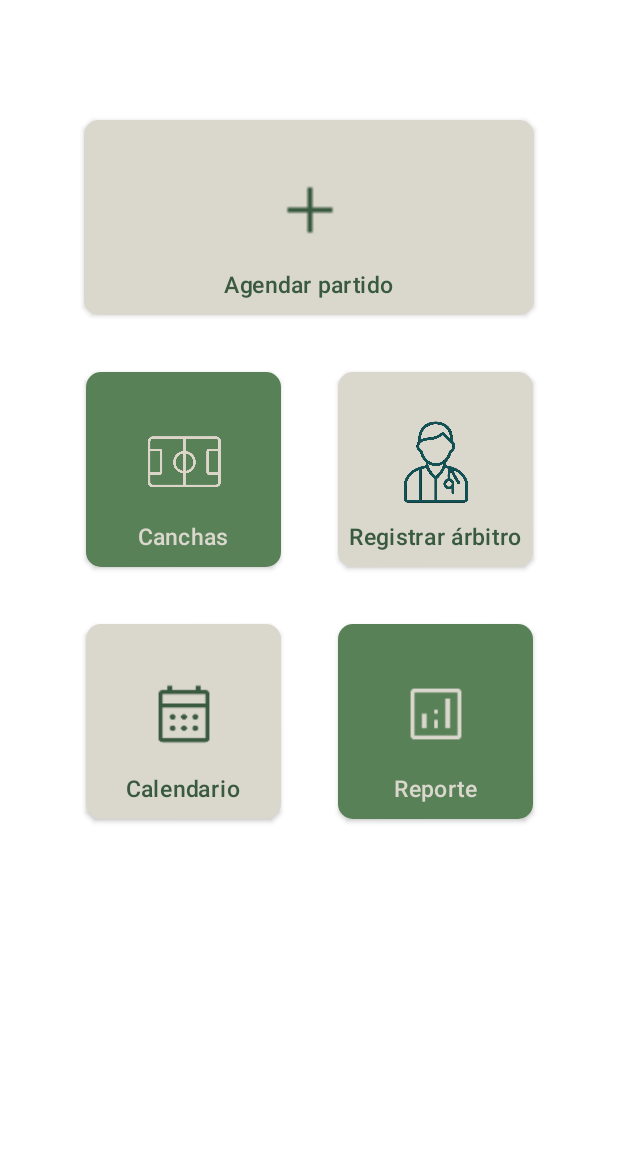
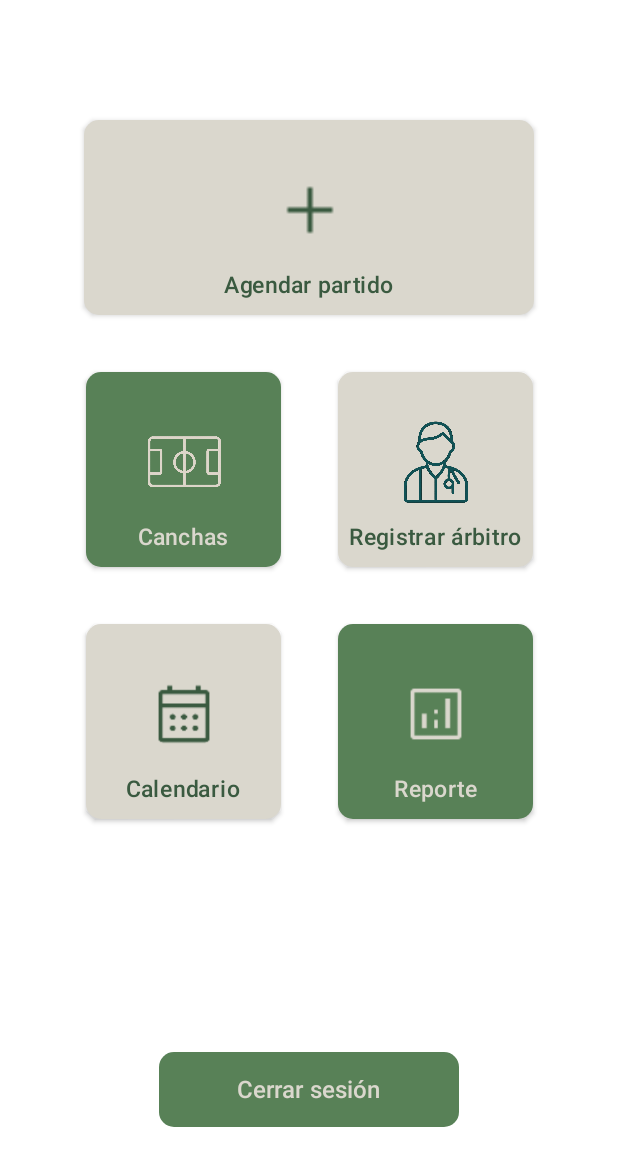
Before and after one commit to zyb1x/CanchiBol, an Android app built with Jetpack Compose: the composable LayoutMenuInicio shown on its own in the app's theme, on a phone screen of 412 x 824 dp. Shown: the top 1166 px of the screen. Run offline under Robolectric (Android 15) with nearby library versions, the phone set to English and light mode, and no system bars.

Commit message:
se agrega boton de cerrar sesion

```diff
--- a/app/src/main/java/com/example/canchibol/proyecto/menuDeInicio/layouts/ui/MenuInicioScreen.kt
+++ b/app/src/main/java/com/example/canchibol/proyecto/menuDeInicio/layouts/ui/MenuInicioScreen.kt
@@ -20,7 +20,8 @@ import com.example.canchibol.ui.theme.*
 @Composable
 fun LayoutMenuInicio(
     modifier: Modifier,
-    viewModel: MenuInicioViewModel = viewModel()
+    viewModel: MenuInicioViewModel = viewModel(),
+    onCerrarSesion: () -> Unit
 ) {
     val opcionSeleccionada by viewModel.opcionSeleccionada
 
@@ -185,5 +186,33 @@ fun LayoutMenuInicio(
             }
         }
         Spacer(modifier = Modifier.height(35.dp))
+        Column(
+            modifier = Modifier
+                .fillMaxSize()
+                .padding(top = 80.dp),
+            horizontalAlignment = Alignment.CenterHorizontally
+        ) {
+
+            Spacer(modifier = Modifier.height(40.dp))
+
+            Button(
+                onClick = { onCerrarSesion() },
+                modifier = Modifier
+                    .width(200.dp)
+                    .height(50.dp),
+                shape = RoundedCornerShape(10.dp),
+                colors = ButtonDefaults.buttonColors(
+                    containerColor = MediumGreen,
+                    contentColor = LightGreen
+                )
+            ) {
+                Text("Cerrar sesión", fontSize = 16.sp)
+            }
+        }
+
     }
 }
+
+private fun ColumnScope.onCerrarSesion() {
+    TODO("Not yet implemented")
+}
```
Also changed, not shown: app/src/main/java/com/example/canchibol/MainActivity.kt (+10 -2 lines).
